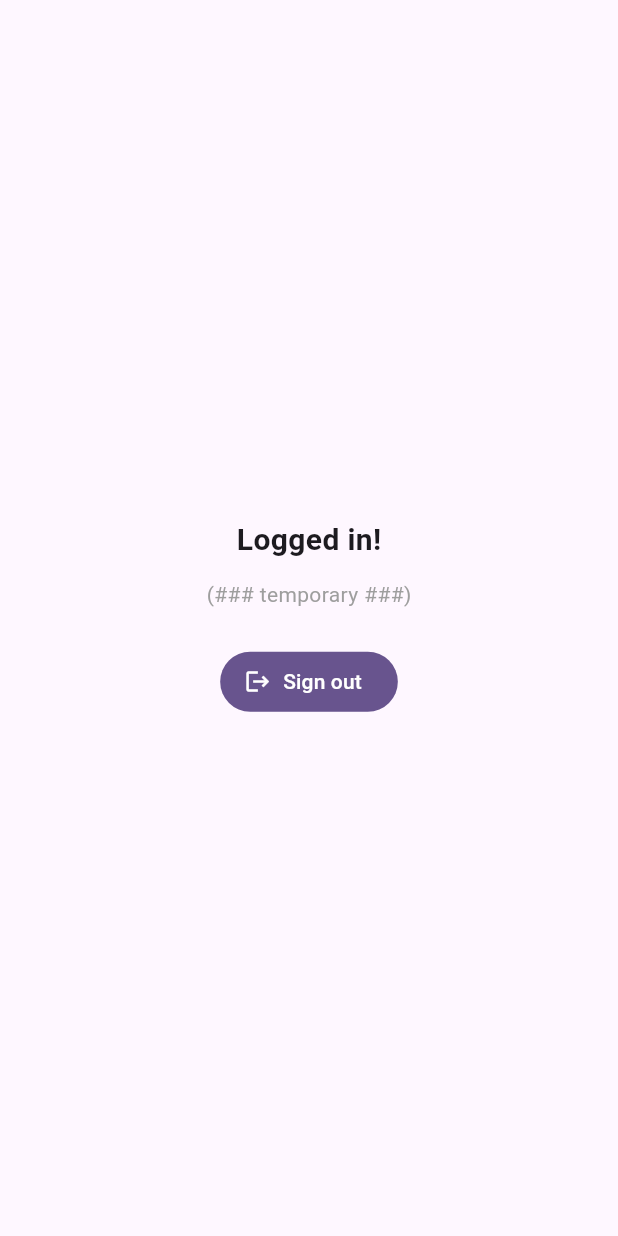
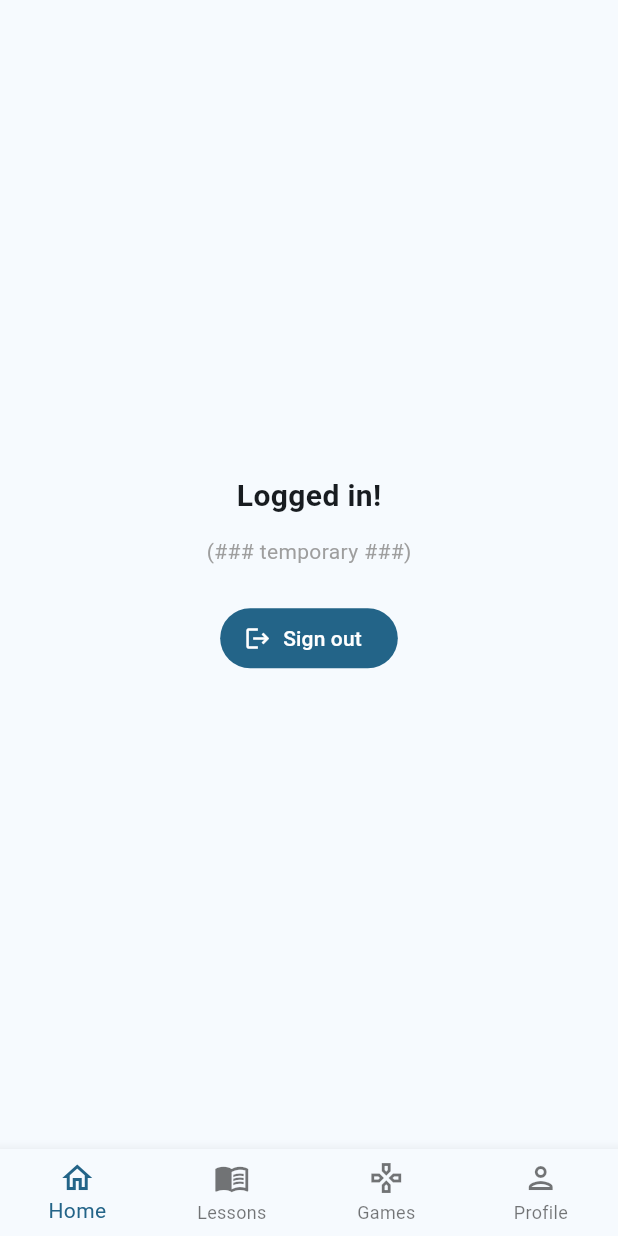
Before and after one commit to Andrew528491/DCB-5323-Water-Safety-App, a Flutter app: the AuthGate screen opened directly, on a phone screen of 412 x 824 dp. Run offline on Flutter 3.47's test engine with Material 3 defaults, Android fonts, the phone set to English and light mode, and no system bars; our stand-ins replace firebase_auth, firebase_core, google_sign_in; accounts and stored records are empty.

Commit message:
Navigation and Basic App Outline
Navigation bar is implemented and operational. It uses an animation wrapper for when moving between screens. Will probably need to be modified but serves as an interesting proof of concept. Also cleaned up some demo code that remained present.

```diff
--- /dev/null
+++ b/lib/screens/navigation_screen.dart
@@ -0,0 +1,73 @@
+import 'package:flutter/material.dart';
+import '../widgets/water_transition_wrapper.dart';
+import 'home_screen.dart';
+import 'lessons_screen.dart';
+import 'profile_screen.dart';
+import 'game_screen.dart';
+
+class NavigationScreen extends StatefulWidget {
+  const NavigationScreen({super.key});
+
+  @override
+  State<NavigationScreen> createState() => _NavigationScreenState();
+}
+
+class _NavigationScreenState extends State<NavigationScreen> {
+
+  Key _contentKey = const ValueKey(0);
+
+  int _selectedIndex = 0;
+
+  // Navigation bar options
+  static final List<Widget> _widgetOptions = <Widget>[
+    const HomeScreen(),
+    const LessonsScreen(),
+    const GameScreen(),
+    const ProfileScreen(),
+  ];
+
+  // updates the current index for the navigation bar. Called by the wrapper after the animation is played
+  void _updateSelectedIndex() {
+    setState(() {
+      _selectedIndex = (_contentKey as ValueKey<int>).value;
+    });
+  }
+
+  // retrieves the screen that was selected via the navigation bar
+  void _onItemTapped(int index) {
+    if (index != _selectedIndex) {
+      setState(() {
+        _contentKey = ValueKey(index);
+      });
+    }
+  }
+
+  @override
+  Widget build(BuildContext context) {
+    return Scaffold(
+
+      // Wrapper for the animation on navigation option chosen
+      body: WaterTransitionWrapper(
+        contentKey: _contentKey,
+        child: _widgetOptions.elementAt((_contentKey as ValueKey<int>).value),
+        onTransitionComplete: _updateSelectedIndex,
+      ),
+
+      // Bottom Navigation bar
+      bottomNavigationBar: BottomNavigationBar(
+        type: BottomNavigationBarType.fixed,
+        items: const <BottomNavigationBarItem>[
+          BottomNavigationBarItem(icon: Icon(Icons.home_outlined), label: 'Home'),
+          BottomNavigationBarItem(icon: Icon(Icons.menu_book_outlined), label: 'Lessons'),
+          BottomNavigationBarItem(icon: Icon(Icons.gamepad_outlined), label: 'Games'),
+          BottomNavigationBarItem(icon: Icon(Icons.person_outlined), label: 'Profile'),
+        ],
+
+        //
+        currentIndex: _selectedIndex,
+        selectedItemColor: Theme.of(context).colorScheme.primary,
+        onTap: _onItemTapped,
+      ),
+    );
+  }
+}
--- /dev/null
+++ b/lib/widgets/water_clipper.dart
@@ -0,0 +1,38 @@
+import 'package:flutter/material.dart';
+import 'dart:math' as math;
+
+class WaterClipper extends CustomClipper<Path> {
+  final double waveHeightFactor;
+  final double wavePhaseValue;
+
+  WaterClipper({required this.waveHeightFactor, required this.wavePhaseValue});
+
+  @override
+  Path getClip(Size size) {
+    final Path path = Path();
+
+    double waveAmplitude = 15.0;
+
+    path.lineTo(0.0, size.height);
+    path.lineTo(size.width, size.height);
+    path.lineTo(size.width, 0.0);
+
+    int numberOfWaveSegments = 40;
+    double segmentWidth = size.width / numberOfWaveSegments;
+
+    // wave algo. Its just a sin function
+    for (int i = numberOfWaveSegments; i >= 0; i--) {
+      double x = i * segmentWidth;
+      double y = waveAmplitude * math.sin((x / size.width * 2 * math.pi) + wavePhaseValue);
+      path.lineTo(x, y);
+    }
+
+    path.close();
+    return path;
+  }
+
+  @override
+  bool shouldReclip(WaterClipper oldClipper) =>
+      oldClipper.waveHeightFactor != waveHeightFactor ||
+      oldClipper.wavePhaseValue != wavePhaseValue;
+}
--- /dev/null
+++ b/lib/widgets/water_transition_wrapper.dart
@@ -0,0 +1,123 @@
+import 'package:flutter/material.dart';
+import 'water_clipper.dart';
+import 'dart:math' as math;
+
+class WaterTransitionWrapper extends StatefulWidget {
+  final Widget child;
+  final Key contentKey;
+  final VoidCallback onTransitionComplete;
+
+  const WaterTransitionWrapper({
+    super.key,
+    required this.child,
+    required this.contentKey,
+    required this.onTransitionComplete,
+  });
+
+  @override
+  State<WaterTransitionWrapper> createState() => _WaterTransitionWrapperState();
+}
+
+class _WaterTransitionWrapperState extends State<WaterTransitionWrapper>
+    with TickerProviderStateMixin {
+
+  late AnimationController _riseFallController;
+  late Animation<double> _riseFallAnimation;
+
+  late AnimationController _waveController;
+  late Animation<double> _waveAnimation;
+
+  Widget? _oldChild;
+  bool _shouldAnimate = false;
+
+  @override
+  void initState() {
+    super.initState();
+
+    // Controls vertical movement
+    _riseFallController = AnimationController(
+      vsync: this,
+      duration: const Duration(seconds: 1),
+    );
+    _riseFallAnimation = Tween<double>(begin: 0.0, end: 1.0).animate(
+      CurvedAnimation(parent: _riseFallController, curve: Curves.easeInOut),
+    );
+
+    // Controls wave movement
+    _waveController = AnimationController(
+      vsync: this,
+      duration: const Duration(seconds: 4), // Speed of the full animation
+    )..repeat();
+
+    _waveAnimation = Tween<double>(begin: 0.0, end: 2 * math.pi).animate(_waveController);
+
+    _waveController.addListener(() {
+      if (mounted) setState(() {});
+    });
+  }
+
+  @override
+  void didUpdateWidget(covariant WaterTransitionWrapper oldWidget) {
+    super.didUpdateWidget(oldWidget);
+
+    if (widget.contentKey != oldWidget.contentKey) {
+      _oldChild = oldWidget.child;
+      _shouldAnimate = true;
+
+      _riseFallController.reset();
+      _riseFallController.forward().then((_) {
+        setState(() {
+          _oldChild = null;
+          _shouldAnimate = false;
+        });
+        widget.onTransitionComplete();
+        _riseFallController.reverse();
+      });
+    }
+  }
+
+  @override
+  void dispose() {
+    _riseFallController.dispose();
+    _waveController.dispose();
+    super.dispose();
+  }
+
+  @override
+  Widget build(BuildContext context) {
+    return AnimatedBuilder(
+
+      animation: Listenable.merge([_riseFallAnimation, _waveAnimation]),
+      builder: (context, child) {
+        double heightFactor = _riseFallAnimation.value;
+
+        return Stack(
+          children: <Widget>[
+            _oldChild ?? widget.child,
+
+            Positioned(
+              left: 0,
+              right: 0,
+              bottom: 0,
+              top: MediaQuery.of(context).size.height * (1.0 - heightFactor) - 25,
+
+              child: ClipPath(
+                clipper: WaterClipper(
+                  waveHeightFactor: heightFactor,
+                  wavePhaseValue: _waveAnimation.value,
+                ),
+                child: Container(
+                  decoration: const BoxDecoration(
+                    color: Color.fromARGB(255, 58, 175, 183),
+                  ),
+                  height: double.infinity,
+                  width: double.infinity,
+                ),
+              ),
+            ),
+          ],
+        );
+      },
+    );
+  }
+}
```
Also changed, not shown: lib/main.dart (+8 -97 lines), lib/screens/game_screen.dart (added, +19 -0 lines), lib/screens/lessons_screen.dart (added, +45 -0 lines), lib/screens/profile_screen.dart (added, +19 -0 lines).
